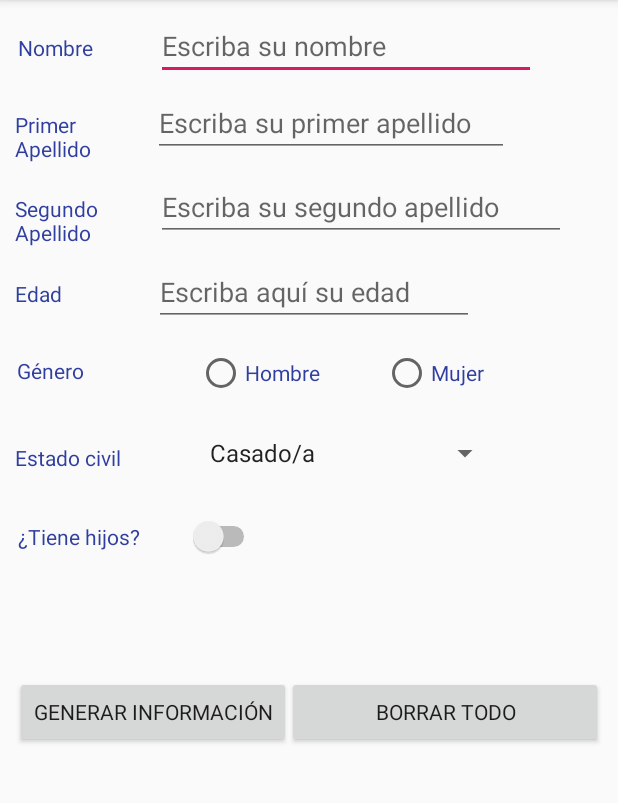
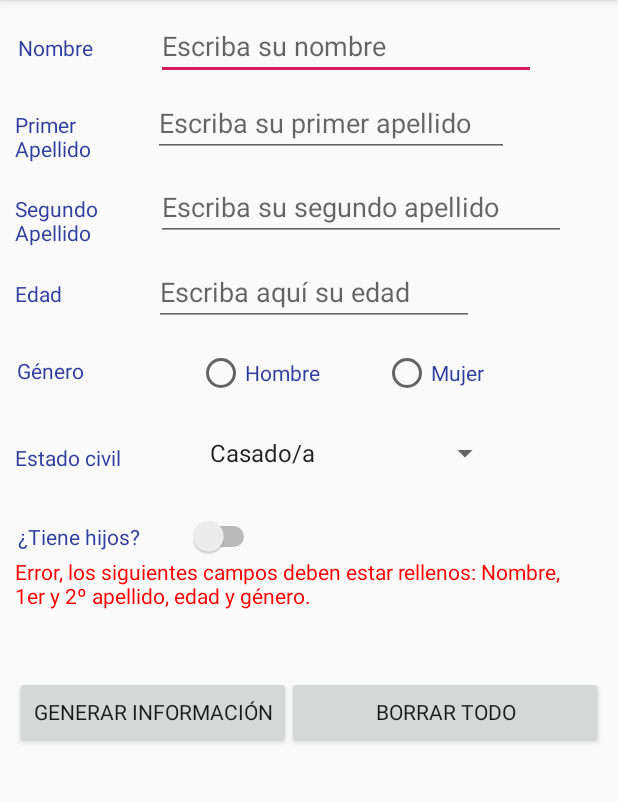
Before and after one commit to Adolfopr96/Practica1Tema2, an Android app: the screen it shows after launch (MainActivity), after a tap on "GENERAR INFORMACIÓN", on a phone screen of 412 x 824 dp, the part 84-887 px from its top. Run offline under Robolectric (Android 15) with nearby library versions, the phone set to English and light mode, and no system bars; Roboto replaces fonts that are not available here.

Commit message:
La app ha sido traducida a dos idiomas: español e inglés. Se ha solucionado un fallo con el acceso a los recursos @string a través de código para solucionar temas de compatibilidad con otros idomas. Por último se ha incluido la funcionalidad la cual lanza un mensaje de error de color rojo cuando el usuario intenta generar información sin haber rellenado los campos.

```diff
--- a/app/src/main/java/com/example/adolfo/practicatema2/MainActivity.java
+++ b/app/src/main/java/com/example/adolfo/practicatema2/MainActivity.java
@@ -25,6 +25,7 @@ public class MainActivity extends AppCompatActivity {
     Switch sw_children;
     RadioButton rb_male;
     RadioButton rb_female;
+    String result;
 
     @Override
     protected void onCreate(Bundle savedInstanceState) {
@@ -41,6 +42,7 @@ public class MainActivity extends AppCompatActivity {
         sw_children = findViewById(R.id.sw_childrens);
         rb_male = findViewById(R.id.rb_male);
         rb_female = findViewById(R.id.rb_female);
+        result = getResources().getString(R.string.error_empty);
 
         btn_delete.setOnClickListener(new View.OnClickListener() {
             @Override
@@ -53,14 +55,17 @@ public class MainActivity extends AppCompatActivity {
         btn_generate.setOnClickListener(new View.OnClickListener() {
             @Override
             public void onClick(View v) {
-                if(check_values())
+                if (return_error())
                 {
-                        Log.i("Main_A", "Error, Campos vacios");
+                    Log.i("Main_A", "Error, Campos vacios");
+                    tv_generate_information.setTextColor(getColor(R.color.red));
+                    tv_generate_information.setText(result);
+
                 }
                 else{
                         Log.i("Main_A", "Se ha generado información");
-
-                        tv_generate_information.setText(generateInformation());
+                    tv_generate_information.setTextColor(getColor(R.color.black));
+                    tv_generate_information.setText(generateInformation());
                 }
                 }
         });
@@ -121,13 +126,8 @@ public class MainActivity extends AppCompatActivity {
         rb_female.setChecked(false);
         rb_male.setChecked(false);
     }
-    public boolean check_values()
+    public boolean return_error()
     {
-        if (et_name.length()==0 || et_surname.length()==0 || et_surname2.length()==0 || et_age.length()==0 || !rb_male.isChecked() && !rb_female.isChecked())
-        {
-            Toast.makeText(this, getResources().getString(R.string.error_empty), Toast.LENGTH_SHORT).show();
-            return true;
-        }
-            return false;
+        return (et_name.length()==0 || et_surname.length()==0 || et_surname2.length()==0 || et_age.length()==0 || !rb_male.isChecked() && !rb_female.isChecked());
     }
 }
--- a/app/src/main/res/values/colors.xml
+++ b/app/src/main/res/values/colors.xml
@@ -4,4 +4,5 @@
     <color name="colorPrimaryDark">#00574B</color>
     <color name="colorAccent">#d81b60</color>
     <color name="red">#ff0000</color>
+    <color name="black">#000000</color>
 </resources>
--- a/app/src/main/res/values/strings.xml
+++ b/app/src/main/res/values/strings.xml
@@ -19,7 +19,7 @@
     <string name="childless">Sin hijos</string>
     <string name="legal_age">Mayor de edad</string>
     <string name="no_legal_age">Menos de edad</string>
-    <string name="error_empty">Error, los siguientes camposdeben estar rellenos: </string>
+    <string name="error_empty">Error, los siguientes campos deben estar rellenos: Nombre, 1er y 2º apellido, edad y género.</string>
     <string name="sp_married">Casado/a</string>
     <string name="sp__single">Soltero/a</string>
     <string name="sp_widower">Viudo/a</string>
```
Also changed, not shown: 1 other file.
